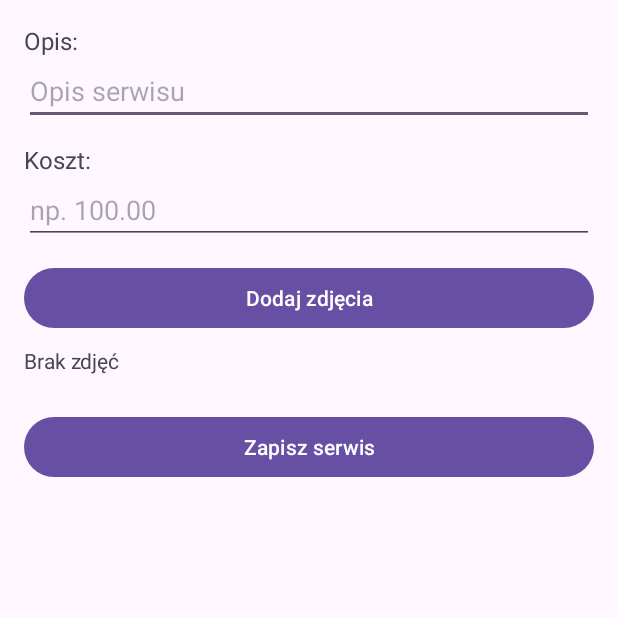
After one commit to OwennGamer/TaxiPartner-desktop, an Android app: the ServiceActivity screen opened directly, with no data from a screen before it, on a phone screen of 412 x 824 dp, the top half of it. The commit adds this screen. Run offline under Robolectric (Android 15) with nearby library versions, the phone set to English and light mode, and no system bars.

Commit message:
20.08.2025

```diff
--- a/PartnerTaxiKierowca2/app/src/main/AndroidManifest.xml
+++ b/PartnerTaxiKierowca2/app/src/main/AndroidManifest.xml
@@ -65,6 +65,7 @@
         <activity android:name=".FuelActivity" />
         <activity android:name=".FleetActivity" />
         <activity android:name=".VehicleDetailActivity" />
+        <activity android:name=".ServiceActivity" />
 
         <service
             android:name=".TaxiFirebaseService"
--- /dev/null
+++ b/PartnerTaxiKierowca2/app/src/main/java/com/partner/taxi/ServiceActivity.kt
@@ -0,0 +1,115 @@
+package com.partner.taxi
+
+import android.net.Uri
+import android.os.Bundle
+import android.widget.Button
+import android.widget.EditText
+import android.widget.TextView
+import android.widget.Toast
+import androidx.activity.result.contract.ActivityResultContracts
+import androidx.appcompat.app.AppCompatActivity
+import okhttp3.MediaType.Companion.toMediaTypeOrNull
+import okhttp3.MultipartBody
+import okhttp3.RequestBody.Companion.asRequestBody
+import okhttp3.RequestBody.Companion.toRequestBody
+import retrofit2.Call
+import retrofit2.Callback
+import retrofit2.Response
+import java.io.File
+import java.io.FileOutputStream
+
+class ServiceActivity : AppCompatActivity() {
+
+    private lateinit var editDescription: EditText
+    private lateinit var editCost: EditText
+    private lateinit var btnSelectPhotos: Button
+    private lateinit var tvPhotosCount: TextView
+    private lateinit var btnSave: Button
+
+    private val selectedUris = mutableListOf<Uri>()
+
+    private val pickImages = registerForActivityResult(ActivityResultContracts.GetMultipleContents()) { uris ->
+        selectedUris.clear()
+        if (uris != null) {
+            selectedUris.addAll(uris)
+        }
+        tvPhotosCount.text = "Wybrano ${selectedUris.size} zdjęć"
+    }
+
+    override fun onCreate(savedInstanceState: Bundle?) {
+        super.onCreate(savedInstanceState)
+        setContentView(R.layout.activity_service)
+
+        editDescription = findViewById(R.id.editDescription)
+        editCost = findViewById(R.id.editCost)
+        btnSelectPhotos = findViewById(R.id.btnSelectPhotos)
+        tvPhotosCount = findViewById(R.id.tvPhotosCount)
+        btnSave = findViewById(R.id.btnSaveService)
+
+        btnSelectPhotos.setOnClickListener {
+            pickImages.launch("image/*")
+        }
+
+        btnSave.setOnClickListener {
+            val opis = editDescription.text.toString().trim()
+            val koszt = editCost.text.toString().trim().toFloatOrNull()
+            val rejestracja = intent.getStringExtra("rejestracja") ?: ""
+
+            if (opis.isEmpty()) {
+                Toast.makeText(this, "Podaj opis", Toast.LENGTH_SHORT).show()
+                return@setOnClickListener
+            }
+            if (koszt == null) {
+                Toast.makeText(this, "Podaj poprawny koszt", Toast.LENGTH_SHORT).show()
+                return@setOnClickListener
+            }
+            if (rejestracja.isEmpty()) {
+                Toast.makeText(this, "Brak rejestracji", Toast.LENGTH_SHORT).show()
+                return@setOnClickListener
+            }
+
+            uploadService(opis, koszt, rejestracja)
+        }
+    }
+
+    private fun uploadService(opis: String, koszt: Float, rejestracja: String) {
+        val opisBody = opis.toRequestBody("text/plain".toMediaTypeOrNull())
+        val kosztBody = koszt.toString().toRequestBody("text/plain".toMediaTypeOrNull())
+        val rejestracjaBody = rejestracja.toRequestBody("text/plain".toMediaTypeOrNull())
+
+        val parts = selectedUris.mapIndexedNotNull { index, uri ->
+            try {
+                val inputStream = contentResolver.openInputStream(uri)
+                val tempFile = File(cacheDir, "photo_$index.jpg")
+                val outputStream = FileOutputStream(tempFile)
+                inputStream?.copyTo(outputStream)
+                inputStream?.close()
+                outputStream.close()
+                val requestFile = tempFile.asRequestBody("image/*".toMediaTypeOrNull())
+                MultipartBody.Part.createFormData("photos[]", tempFile.name, requestFile)
+            } catch (e: Exception) {
+                null
+            }
+        }
+
+        ApiClient.apiService.addService(opisBody, kosztBody, rejestracjaBody, parts)
+            .enqueue(object : Callback<GenericResponse> {
+                override fun onResponse(
+                    call: Call<GenericResponse>,
+                    response: Response<GenericResponse>
+                ) {
+                    if (response.isSuccessful && response.body()?.status == "success") {
+                        Toast.makeText(this@ServiceActivity, "Serwis zapisany", Toast.LENGTH_SHORT).show()
+                        finish()
+                    } else {
+                        val msg = response.body()?.message ?: "Błąd zapisu"
+                        Toast.makeText(this@ServiceActivity, msg, Toast.LENGTH_LONG).show()
+                    }
+                }
+
+                override fun onFailure(call: Call<GenericResponse>, t: Throwable) {
+                    Toast.makeText(this@ServiceActivity, "Błąd sieci: ${t.localizedMessage}", Toast.LENGTH_LONG).show()
+                }
+            })
+    }
+}
--- /dev/null
+++ b/PartnerTaxiKierowca2/app/src/main/res/layout/activity_service.xml
@@ -0,0 +1,60 @@
+<?xml version="1.0" encoding="utf-8"?>
+<ScrollView xmlns:android="http://schemas.android.com/apk/res/android"
+    android:layout_width="match_parent"
+    android:layout_height="match_parent"
+    android:padding="16dp">
+
+    <LinearLayout
+        android:layout_width="match_parent"
+        android:layout_height="wrap_content"
+        android:orientation="vertical">
+
+        <TextView
+            android:layout_width="wrap_content"
+            android:layout_height="wrap_content"
+            android:text="Opis:"
+            android:textSize="16sp"/>
+
+        <EditText
+            android:id="@+id/editDescription"
+            android:layout_width="match_parent"
+            android:layout_height="wrap_content"
+            android:hint="Opis serwisu"/>
+
+        <TextView
+            android:layout_width="wrap_content"
+            android:layout_height="wrap_content"
+            android:layout_marginTop="12dp"
+            android:text="Koszt:"
+            android:textSize="16sp"/>
+
+        <EditText
+            android:id="@+id/editCost"
+            android:layout_width="match_parent"
+            android:layout_height="wrap_content"
+            android:inputType="numberDecimal"
+            android:hint="np. 100.00"/>
+
+        <Button
+            android:id="@+id/btnSelectPhotos"
+            android:layout_width="match_parent"
+            android:layout_height="wrap_content"
+            android:layout_marginTop="12dp"
+            android:text="Dodaj zdjęcia"/>
+
+        <TextView
+            android:id="@+id/tvPhotosCount"
+            android:layout_width="wrap_content"
+            android:layout_height="wrap_content"
+            android:layout_marginTop="8dp"
+            android:text="Brak zdjęć"/>
+
+        <Button
+            android:id="@+id/btnSaveService"
+            android:layout_width="match_parent"
+            android:layout_height="wrap_content"
+            android:layout_marginTop="24dp"
+            android:text="Zapisz serwis"/>
+
+    </LinearLayout>
+</ScrollView>
```
Also changed, not shown: PartnerTaxiKierowca2/app/src/main/java/com/partner/taxi/ApiService.kt (+14 -0 lines), PartnerTaxiKierowca2/app/src/main/java/com/partner/taxi/ServiceResponse.kt (added, +13 -0 lines), PartnerTaxiKierowca2/app/src/main/java/com/partner/taxi/VehicleDetailActivity.kt (+8 -0 lines), PartnerTaxiKierowca2/app/src/main/res/layout/activity_vehicle_detail.xml (+7 -0 lines), 3 other files.
